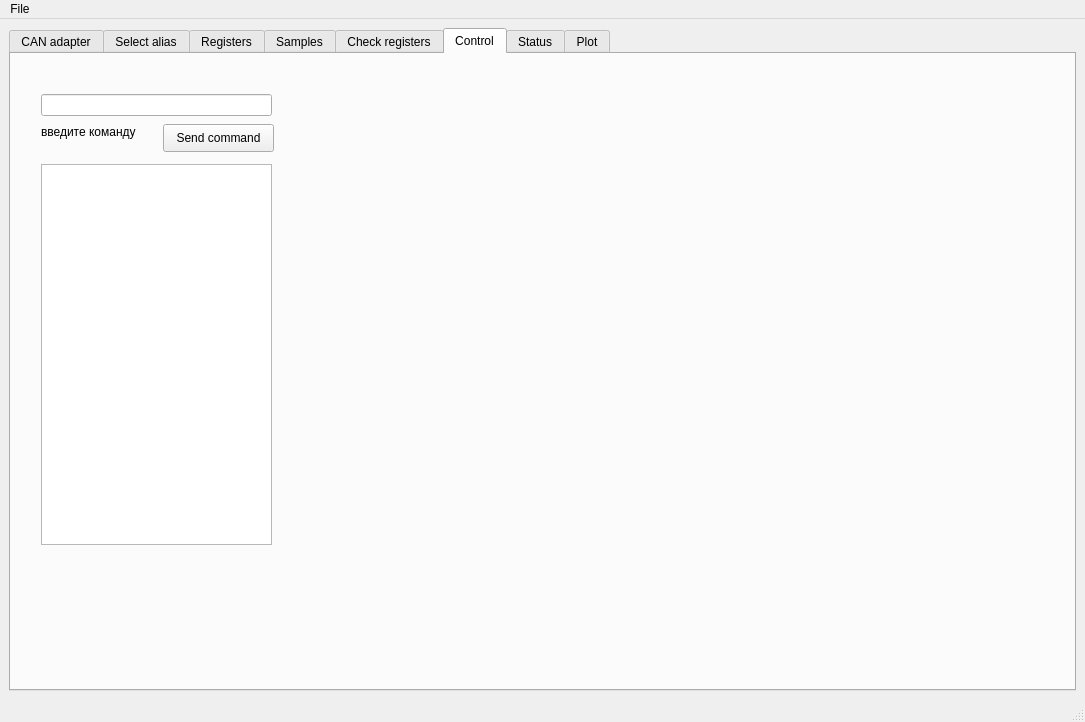
Old version of the form mainwindow.ui in the repository totktobroditvokrug/EL205-QT.
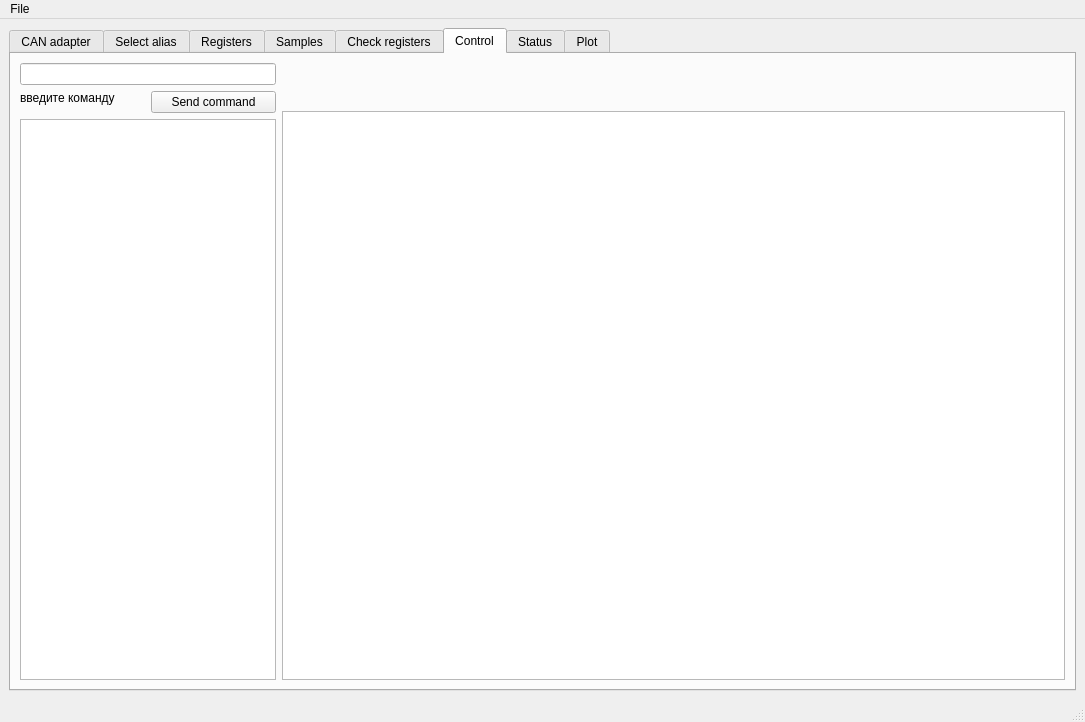
New version of the form. The open tabs and pages were chosen to show the change. Custom widgets are drawn as their Qt base class.

Patch:
```diff
--- a/mainwindow.ui
+++ b/mainwindow.ui
@@ -1237,52 +1237,31 @@
        <attribute name="title">
         <string>Control</string>
        </attribute>
-       <widget class="QLineEdit" name="lineEdit_testCommand">
-        <property name="geometry">
-         <rect>
-          <x>30</x>
-          <y>40</y>
-          <width>231</width>
-          <height>22</height>
-         </rect>
-        </property>
-       </widget>
+       <layout class="QGridLayout" name="gridLayout_18">
+        <item row="0" column="0" colspan="2">
+         <widget class="QLineEdit" name="lineEdit_testCommand"/>
+        </item>
+        <item row="1" column="0">
        <widget class="QLabel" name="label_2">
-        <property name="geometry">
-         <rect>
-          <x>30</x>
-          <y>70</y>
-          <width>141</width>
-          <height>16</height>
-         </rect>
-        </property>
         <property name="text">
          <string>введите команду</string>
         </property>
        </widget>
-       <widget class="QTextEdit" name="textEdit_commandCRC">
-        <property name="geometry">
-         <rect>
-          <x>30</x>
-          <y>110</y>
-          <width>231</width>
-          <height>381</height>
-         </rect>
-        </property>
-       </widget>
+        </item>
+        <item row="1" column="1" rowspan="2">
        <widget class="QPushButton" name="pushButton_sendCommand">
-        <property name="geometry">
-         <rect>
-          <x>152</x>
-          <y>70</y>
-          <width>111</width>
-          <height>28</height>
-         </rect>
-        </property>
         <property name="text">
          <string>Send command</string>
         </property>
        </widget>
+        </item>
+        <item row="2" column="2" rowspan="2">
+         <widget class="QTextEdit" name="textEdit_testRegister"/>
+        </item>
+        <item row="3" column="0" colspan="2">
+         <widget class="QTextEdit" name="textEdit_commandCRC"/>
+        </item>
+       </layout>
       </widget>
       <widget class="QWidget" name="tab_8">
        <attribute name="title">
```
Left out of the diff: 18 changed lines with no effect on the pictures. Lines whose indentation alone changed are shown as unchanged.
